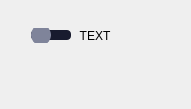
The window that source/toggle_switch_widget.ui (UVicRocketry/Hybrid-Controls-System) describes before a commit, drawn with Qt 5.
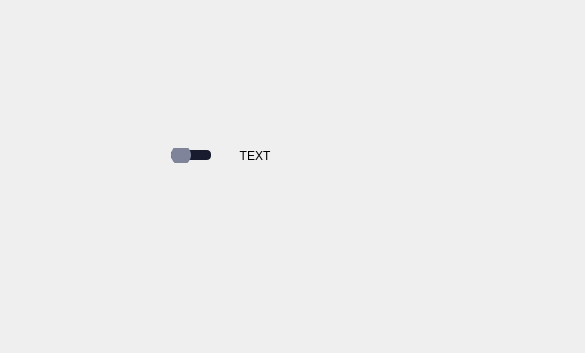
The same window after the commit.

```diff
--- a/source/toggle_switch_widget.ui
+++ b/source/toggle_switch_widget.ui
@@ -6,8 +6,8 @@
    <rect>
     <x>0</x>
     <y>0</y>
-    <width>191</width>
-    <height>109</height>
+    <width>585</width>
+    <height>353</height>
    </rect>
   </property>
   <property name="windowTitle">
@@ -16,9 +16,9 @@
   <widget class="QWidget" name="horizontalLayoutWidget">
    <property name="geometry">
     <rect>
-     <x>30</x>
-     <y>20</y>
-     <width>81</width>
+     <x>150</x>
+     <y>140</y>
+     <width>121</width>
      <height>31</height>
     </rect>
    </property>
```
Left out of the diff: 2 changed lines with no effect on the pictures.
